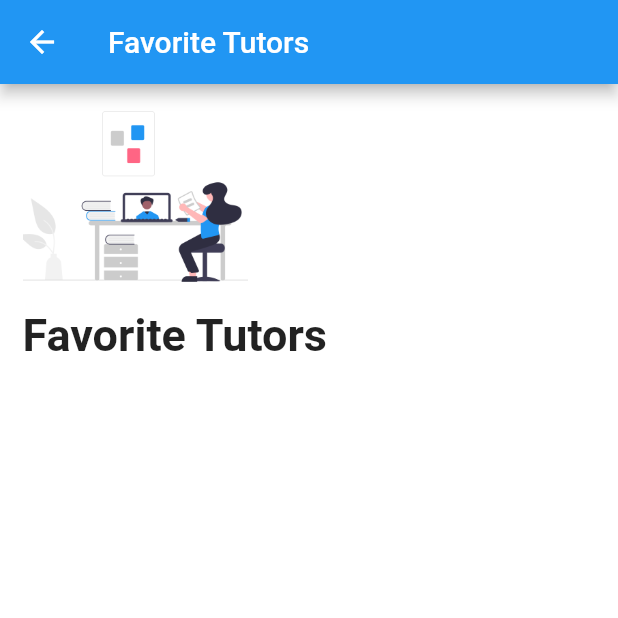
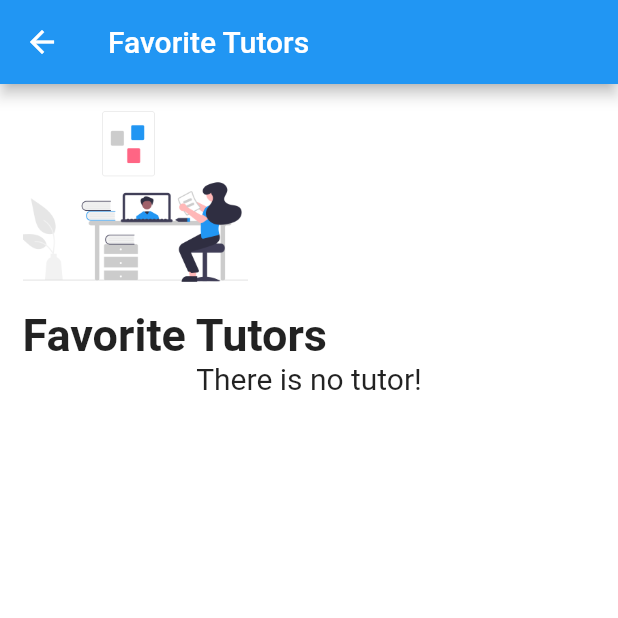
Before and after one commit to DuytheTeacher/advanced-mobile-development, a Flutter app: the FavoriteTutor screen opened by its route, on a phone screen of 412 x 824 dp, the top half of it. Run offline on Flutter 3.47's test engine with Material 2 defaults, Android fonts, the phone set to English and light mode, and no system bars; our stand-ins replace flutter_local_notifications, image_picker, rxdart, timezone, video_player; missing offline and left inert: flutter_pdfview; generated files the repository leaves out were written again.

Commit message:
Add not found page

```diff
--- a/lib/widgets/common/tutor-list-only.dart
+++ b/lib/widgets/common/tutor-list-only.dart
@@ -53,7 +53,8 @@ class _TutorListState extends State<TutorList> {
     await Future.delayed(const Duration(milliseconds: 500));
 
     setState(() {
-      tutors = widget.tutorsList.sublist(0, widget.tutorsList.length > 10 ? 10 : widget.tutorsList.length);
+      tutors = widget.tutorsList.sublist(
+          0, widget.tutorsList.length > 10 ? 10 : widget.tutorsList.length);
       _isFirstLoadRunning = false;
     });
   }
@@ -101,7 +102,15 @@ class _TutorListState extends State<TutorList> {
             )
           : Column(
               children: [
-                SizedBox(
+                tutors.isEmpty
+                    ? const Center(
+                        child: Text(
+                        'There is no tutor!',
+                        style: TextStyle(
+                          fontSize: 20,
+                        ),
+                      ))
+                    : SizedBox(
                         height: _isLoadMoreRunning ? 427 : 483,
                         child: ListView.separated(
                           shrinkWrap: true,
--- a/lib/widgets/screens/tabs/courses.dart
+++ b/lib/widgets/screens/tabs/courses.dart
@@ -50,7 +50,7 @@ class _CoursesState extends State<Courses> {
                 ),
               ),
             ),
-            CoursesList(coursesList: coursesProvider.courses),
+            coursesProvider.courses.isEmpty ? const Center(child: Text('There is no course!', style: TextStyle(fontSize: 20),),) : CoursesList(coursesList: coursesProvider.courses),
           ],
         ),
       ),
--- a/lib/widgets/screens/tabs/history.dart
+++ b/lib/widgets/screens/tabs/history.dart
@@ -296,7 +296,7 @@ class _HistoryState extends State<History> {
                 ),
               ),
             ),
-            _listHistory(),
+            histories.isEmpty ? const Center(child: Text('There is no history!', style: TextStyle(fontSize: 20),),) : _listHistory(),
           ],
         ),
       ),
```
Also changed, not shown: lib/widgets/screens/tabs/schedule.dart (+9 -1 lines), lib/widgets/screens/tutors/become-tutor.dart (+35 -6 lines). Lines whose indentation alone changed are shown as unchanged.
